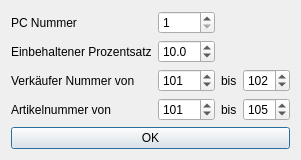
Qt form TuKi-Basar/Settings.ui (Ulle84/UllesSourceCode) before a commit.
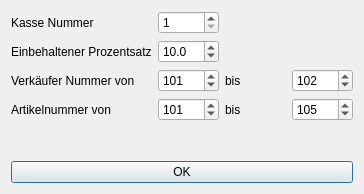
The same form after that commit.

Patch:
```diff
--- a/TuKi-Basar/Settings.ui
+++ b/TuKi-Basar/Settings.ui
@@ -6,8 +6,8 @@
    <rect>
     <x>0</x>
     <y>0</y>
-    <width>275</width>
-    <height>153</height>
+    <width>364</width>
+    <height>194</height>
    </rect>
   </property>
   <property name="windowTitle">
@@ -17,7 +17,7 @@
    <item row="0" column="0">
     <widget class="QLabel" name="label">
      <property name="text">
-      <string>PC Nummer</string>
+      <string>Kasse Nummer</string>
      </property>
     </widget>
    </item>
```
